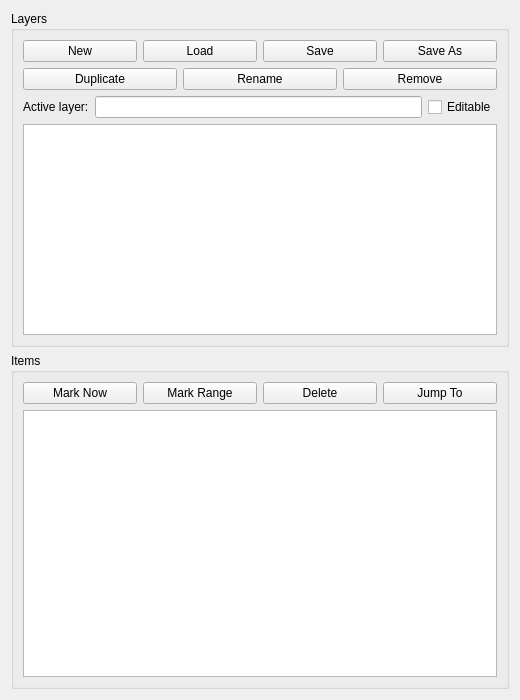
The window that plotjuggler_app/markers/markers_panel.ui (facontidavide/PlotJuggler) describes before a commit, drawn with Qt 5.
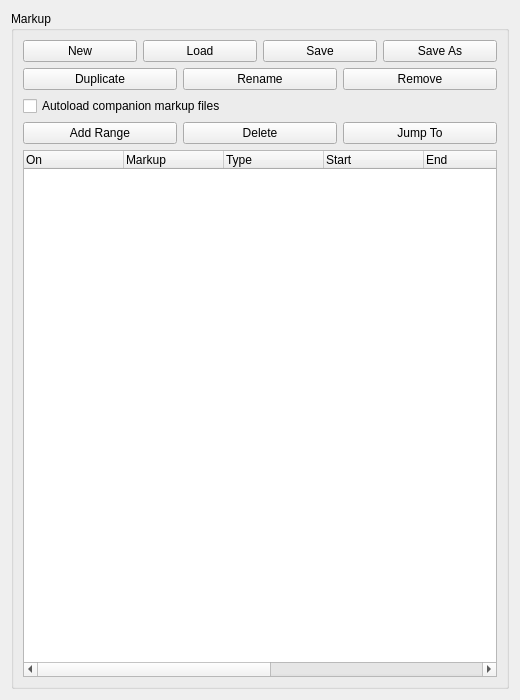
The same window after the commit.

Commit message: Redesign markup tree and schema

Patch:
```diff
--- a/plotjuggler_app/markers/markers_panel.ui
+++ b/plotjuggler_app/markers/markers_panel.ui
@@ -17,7 +17,7 @@
    <item>
     <widget class="QGroupBox" name="groupLayers">
      <property name="title">
-      <string>Layers</string>
+      <string>Markup</string>
      </property>
      <layout class="QVBoxLayout" name="verticalLayoutLayers">
       <item>
@@ -78,55 +78,18 @@
        </layout>
       </item>
       <item>
-       <layout class="QHBoxLayout" name="horizontalLayoutActiveLayer">
-        <item>
-         <widget class="QLabel" name="labelActiveLayer">
-          <property name="text">
-           <string>Active layer:</string>
-          </property>
-         </widget>
-        </item>
-        <item>
-         <widget class="QLineEdit" name="lineEditLayerName">
-          <property name="readOnly">
-           <bool>true</bool>
-          </property>
-         </widget>
-        </item>
-        <item>
-         <widget class="QCheckBox" name="checkBoxLayerEditable">
-          <property name="text">
-           <string>Editable</string>
-          </property>
-         </widget>
-        </item>
-       </layout>
+       <widget class="QCheckBox" name="checkBoxAutoloadCompanionMarkup">
+        <property name="text">
+         <string>Autoload companion markup files</string>
+        </property>
+       </widget>
       </item>
-      <item>
-       <widget class="QListWidget" name="listWidgetLayers"/>
-      </item>
-     </layout>
-    </widget>
-   </item>
-   <item>
-    <widget class="QGroupBox" name="groupItems">
-     <property name="title">
-      <string>Items</string>
-     </property>
-     <layout class="QVBoxLayout" name="verticalLayoutItems">
       <item>
        <layout class="QHBoxLayout" name="horizontalLayoutItemButtons">
-        <item>
-         <widget class="QPushButton" name="buttonMarkNow">
-          <property name="text">
-           <string>Mark Now</string>
-          </property>
-         </widget>
-        </item>
         <item>
          <widget class="QPushButton" name="buttonMarkRange">
           <property name="text">
-           <string>Mark Range</string>
+           <string>Add Range</string>
           </property>
          </widget>
         </item>
@@ -147,7 +110,53 @@
        </layout>
       </item>
       <item>
-       <widget class="QTableWidget" name="tableWidgetItems"/>
+       <widget class="QTreeWidget" name="treeWidgetMarkup">
+        <column>
+         <property name="text">
+          <string>On</string>
+         </property>
+        </column>
+        <column>
+         <property name="text">
+          <string>Markup</string>
+         </property>
+        </column>
+        <column>
+         <property name="text">
+          <string>Type</string>
+         </property>
+        </column>
+        <column>
+         <property name="text">
+          <string>Start</string>
+         </property>
+        </column>
+        <column>
+         <property name="text">
+          <string>End</string>
+         </property>
+        </column>
+        <column>
+         <property name="text">
+          <string>Label</string>
+         </property>
+        </column>
+        <column>
+         <property name="text">
+          <string>Tags</string>
+         </property>
+        </column>
+        <column>
+         <property name="text">
+          <string>Notes</string>
+         </property>
+        </column>
+        <column>
+         <property name="text">
+          <string>State</string>
+         </property>
+        </column>
+       </widget>
       </item>
      </layout>
     </widget>
```
Left out of the diff: 4 changed lines with no effect on the pictures. The commit also changes 6 other files.
